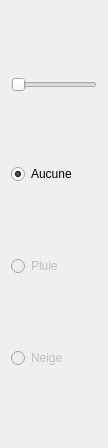
Old version of the form interface/climatewidget.ui in the repository WorldsParticle/Editor.
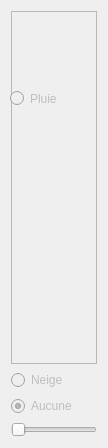
New version of the form.

Commit message: added explo hours and framebuffer in climate tab

What changed in the file:
```diff
--- a/interface/climatewidget.ui
+++ b/interface/climatewidget.ui
@@ -19,19 +19,40 @@
   <property name="windowTitle">
    <string>Form</string>
   </property>
-  <layout class="QVBoxLayout" name="verticalLayout">
-   <item>
-    <widget class="QSlider" name="horizontalSlider">
+  <layout class="QGridLayout" name="gridLayout">
+   <item row="0" column="0">
+    <widget class="QScrollArea" name="climateScrollArea">
+     <property name="widgetResizable">
+      <bool>true</bool>
+     </property>
+     <widget class="QWidget" name="climateScrollContent">
+      <property name="geometry">
+       <rect>
+        <x>0</x>
+        <y>0</y>
+        <width>94</width>
+        <height>351</height>
+       </rect>
+      </property>
+      <layout class="QVBoxLayout" name="verticalLayout"/>
+     </widget>
+    </widget>
+   </item>
+   <item row="1" column="0">
+    <widget class="QRadioButton" name="radioButton_3">
      <property name="enabled">
       <bool>false</bool>
      </property>
-     <property name="orientation">
-      <enum>Qt::Horizontal</enum>
+     <property name="text">
+      <string>Neige</string>
      </property>
     </widget>
    </item>
-   <item>
+   <item row="2" column="0">
     <widget class="QRadioButton" name="radioButton">
+     <property name="enabled">
+      <bool>false</bool>
+     </property>
      <property name="text">
       <string>Aucune</string>
      </property>
@@ -40,27 +61,33 @@
      </property>
     </widget>
    </item>
-   <item>
-    <widget class="QRadioButton" name="radioButton_2">
+   <item row="3" column="0">
+    <widget class="QSlider" name="horizontalSlider">
      <property name="enabled">
       <bool>false</bool>
      </property>
-     <property name="text">
-      <string>Pluie</string>
-     </property>
-    </widget>
-   </item>
-   <item>
-    <widget class="QRadioButton" name="radioButton_3">
-     <property name="enabled">
-      <bool>false</bool>
-     </property>
-     <property name="text">
-      <string>Neige</string>
+     <property name="orientation">
+      <enum>Qt::Horizontal</enum>
      </property>
     </widget>
    </item>
   </layout>
+  <widget class="QRadioButton" name="radioButton_2">
+   <property name="enabled">
+    <bool>false</bool>
+   </property>
+   <property name="geometry">
+    <rect>
+     <x>10</x>
+     <y>88</y>
+     <width>53</width>
+     <height>21</height>
+    </rect>
+   </property>
+   <property name="text">
+    <string>Pluie</string>
+   </property>
+  </widget>
  </widget>
  <resources/>
  <connections/>
```
The commit also changes 3 other files.
